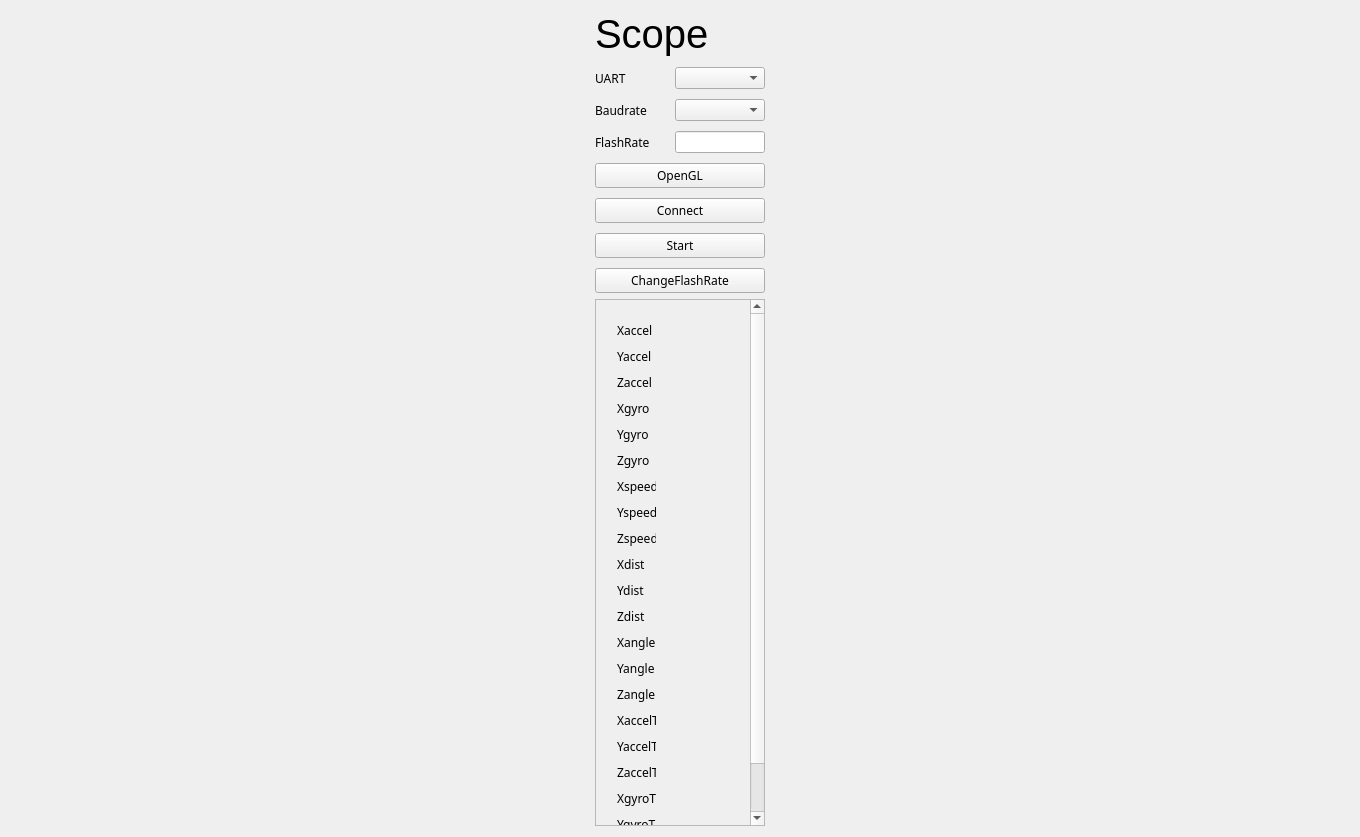
Qt form mainwindow.ui (cay125/SerialChart) before a commit.
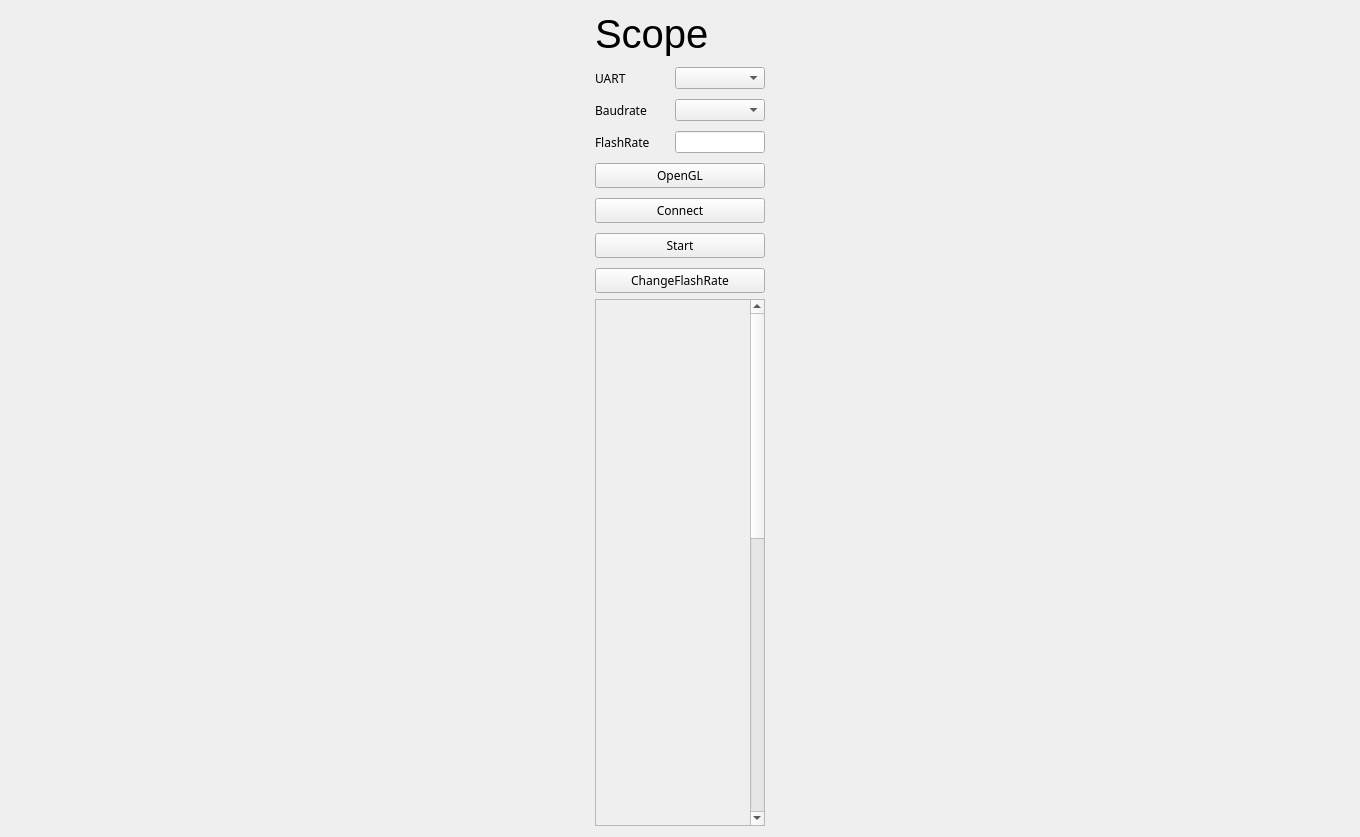
The same form after that commit.

Commit message: display variance

```diff
--- a/mainwindow.ui
+++ b/mainwindow.ui
@@ -256,15 +256,15 @@
          <property name="geometry">
           <rect>
            <x>0</x>
-           <y>0</y>
+           <y>-641</y>
            <width>151</width>
-           <height>580</height>
+           <height>1160</height>
           </rect>
          </property>
          <property name="minimumSize">
           <size>
            <width>0</width>
-           <height>580</height>
+           <height>1160</height>
           </size>
          </property>
          <widget class="QWidget" name="verticalLayoutWidget_2">
@@ -273,402 +273,10 @@
             <x>10</x>
             <y>9</y>
             <width>61</width>
-            <height>671</height>
+            <height>1141</height>
            </rect>
           </property>
-          <layout class="QVBoxLayout" name="labelLayout">
-           <item>
-            <widget class="QLabel" name="label_21">
-             <property name="minimumSize">
-              <size>
-               <width>0</width>
-               <height>20</height>
-              </size>
-             </property>
-             <property name="font">
-              <font>
-               <family>Microsoft YaHei</family>
-              </font>
-             </property>
-             <property name="text">
-              <string>Xaccel</string>
-             </property>
-            </widget>
-           </item>
-           <item>
-            <widget class="QLabel" name="label_2">
-             <property name="minimumSize">
-              <size>
-               <width>0</width>
-               <height>20</height>
-              </size>
-             </property>
-             <property name="font">
-              <font>
-               <family>Microsoft YaHei</family>
-              </font>
-             </property>
-             <property name="text">
-              <string>Yaccel</string>
-             </property>
-            </widget>
-           </item>
-           <item>
-            <widget class="QLabel" name="label_3">
-             <property name="minimumSize">
-              <size>
-               <width>0</width>
-               <height>20</height>
-              </size>
-             </property>
-             <property name="font">
-              <font>
-               <family>Microsoft YaHei</family>
-              </font>
-             </property>
-             <property name="text">
-              <string>Zaccel</string>
-             </property>
-            </widget>
-           </item>
-           <item>
-            <widget class="QLabel" name="label_4">
-             <property name="minimumSize">
-              <size>
-               <width>0</width>
-               <height>20</height>
-              </size>
-             </property>
-             <property name="font">
-              <font>
-               <family>Microsoft YaHei</family>
-              </font>
-             </property>
-             <property name="text">
-              <string>Xgyro</string>
-             </property>
-            </widget>
-           </item>
-           <item>
-            <widget class="QLabel" name="label_5">
-             <property name="minimumSize">
-              <size>
-               <width>0</width>
-               <height>20</height>
-              </size>
-             </property>
-             <property name="font">
-              <font>
-               <family>Microsoft YaHei</family>
-              </font>
-             </property>
-             <property name="text">
-              <string>Ygyro</string>
-             </property>
-            </widget>
-           </item>
-           <item>
-            <widget class="QLabel" name="label_6">
-             <property name="minimumSize">
-              <size>
-               <width>0</width>
-               <height>20</height>
-              </size>
-             </property>
-             <property name="font">
-              <font>
-               <family>Microsoft YaHei</family>
-              </font>
-             </property>
-             <property name="text">
-              <string>Zgyro</string>
-             </property>
-            </widget>
-           </item>
-           <item>
-            <widget class="QLabel" name="label_7">
-             <property name="minimumSize">
-              <size>
-               <width>0</width>
-               <height>20</height>
-              </size>
-             </property>
-             <property name="font">
-              <font>
-               <family>Microsoft YaHei</family>
-              </font>
-             </property>
-             <property name="text">
-              <string>Xspeed</string>
-             </property>
-            </widget>
-           </item>
-           <item>
-            <widget class="QLabel" name="label_8">
-             <property name="minimumSize">
-              <size>
-               <width>0</width>
-               <height>20</height>
-              </size>
-             </property>
-             <property name="font">
-              <font>
-               <family>Microsoft YaHei</family>
-              </font>
-             </property>
-             <property name="text">
-              <string>Yspeed</string>
-             </property>
-            </widget>
-           </item>
-           <item>
-            <widget class="QLabel" name="label_9">
-             <property name="minimumSize">
-              <size>
-               <width>0</width>
-               <height>20</height>
-              </size>
-             </property>
-             <property name="font">
-              <font>
-               <family>Microsoft YaHei</family>
-              </font>
-             </property>
-             <property name="text">
-              <string>Zspeed</string>
-             </property>
-            </widget>
-           </item>
-           <item>
-            <widget class="QLabel" name="label_10">
-             <property name="minimumSize">
-              <size>
-               <width>0</width>
-               <height>20</height>
-              </size>
-             </property>
-             <property name="font">
-              <font>
-               <family>Microsoft YaHei</family>
-              </font>
-             </property>
-             <property name="text">
-              <string>Xdist</string>
-             </property>
-            </widget>
-           </item>
-           <item>
-            <widget class="QLabel" name="label">
-             <property name="minimumSize">
-              <size>
-               <width>0</width>
-               <height>20</height>
-              </size>
-             </property>
-             <property name="font">
-              <font>
-               <family>Microsoft YaHei</family>
-              </font>
-             </property>
-             <property name="text">
-              <string>Ydist</string>
-             </property>
-            </widget>
-           </item>
-           <item>
-            <widget class="QLabel" name="label_11">
-             <property name="minimumSize">
-              <size>
-               <width>0</width>
-               <height>20</height>
-              </size>
-             </property>
-             <property name="font">
-              <font>
-               <family>Microsoft YaHei</family>
-              </font>
-             </property>
-             <property name="text">
-              <string>Zdist</string>
-             </property>
-            </widget>
-           </item>
-           <item>
-            <widget class="QLabel" name="label_12">
-             <property name="minimumSize">
-              <size>
-               <width>0</width>
-               <height>20</height>
-              </size>
-             </property>
-             <property name="font">
-              <font>
-               <family>Microsoft YaHei</family>
-              </font>
-             </property>
-             <property name="text">
-              <string>Xangle</string>
-             </property>
-            </widget>
-           </item>
-           <item>
-            <widget class="QLabel" name="label_13">
-             <property name="minimumSize">
-              <size>
-               <width>0</width>
-               <height>20</height>
-              </size>
-             </property>
-             <property name="font">
-              <font>
-               <family>Microsoft YaHei</family>
-              </font>
-             </property>
-             <property name="text">
-              <string>Yangle</string>
-             </property>
-            </widget>
-           </item>
-           <item>
-            <widget class="QLabel" name="label_14">
-             <property name="minimumSize">
-              <size>
-               <width>0</width>
-               <height>20</height>
-              </size>
-             </property>
-             <property name="font">
-              <font>
-               <family>Microsoft YaHei</family>
-              </font>
-             </property>
-             <property name="text">
-              <string>Zangle</string>
-             </property>
-            </widget>
-           </item>
-           <item>
-            <widget class="QLabel" name="label_15">
-             <property name="minimumSize">
-              <size>
-               <width>0</width>
-               <height>20</height>
-              </size>
-             </property>
-             <property name="font">
-              <font>
-               <family>Microsoft YaHei</family>
-              </font>
-             </property>
-             <property name="text">
-              <string>XaccelT</string>
-             </property>
-            </widget>
-           </item>
-           <item>
-            <widget class="QLabel" name="label_17">
-             <property name="minimumSize">
-              <size>
-               <width>0</width>
-               <height>20</height>
-              </size>
-             </property>
-             <property name="font">
-              <font>
-               <family>Microsoft YaHei</family>
-              </font>
-             </property>
-             <property name="text">
-              <string>YaccelT</string>
-             </property>
-            </widget>
-           </item>
-           <item>
-            <widget class="QLabel" name="label_16">
-             <property name="minimumSize">
-              <size>
-               <width>0</width>
-               <height>20</height>
-              </size>
-             </property>
-             <property name="font">
-              <font>
-               <family>Microsoft YaHei</family>
-              </font>
-             </property>
-             <property name="text">
-              <string>ZaccelT</string>
-             </property>
-            </widget>
-           </item>
-           <item>
-            <widget class="QLabel" name="label_18">
-             <property name="minimumSize">
-              <size>
-               <width>0</width>
-               <height>20</height>
-              </size>
-             </property>
-             <property name="font">
-              <font>
-               <family>Microsoft YaHei</family>
-              </font>
-             </property>
-             <property name="text">
-              <string>XgyroT</string>
-             </property>
-            </widget>
-           </item>
-           <item>
-            <widget class="QLabel" name="label_19">
-             <property name="minimumSize">
-              <size>
-               <width>0</width>
-               <height>20</height>
-              </size>
-             </property>
-             <property name="font">
-              <font>
-               <family>Microsoft YaHei</family>
-              </font>
-             </property>
-             <property name="text">
-              <string>YgyroT</string>
-             </property>
-            </widget>
-           </item>
-           <item>
-            <widget class="QLabel" name="label_20">
-             <property name="minimumSize">
-              <size>
-               <width>0</width>
-               <height>20</height>
-              </size>
-             </property>
-             <property name="font">
-              <font>
-               <family>Microsoft YaHei</family>
-              </font>
-             </property>
-             <property name="text">
-              <string>ZgyroT</string>
-             </property>
-            </widget>
-           </item>
-           <item>
-            <spacer name="verticalSpacer_2">
-             <property name="orientation">
-              <enum>Qt::Vertical</enum>
-             </property>
-             <property name="sizeHint" stdset="0">
-              <size>
-               <width>20</width>
-               <height>40</height>
-              </size>
-             </property>
-            </spacer>
-           </item>
-          </layout>
+          <layout class="QVBoxLayout" name="labelLayout"/>
          </widget>
          <widget class="QWidget" name="verticalLayoutWidget_3">
           <property name="geometry">
```
Left out of the diff: 2 changed lines with no effect on the pictures. The commit also changes 2 other files.
